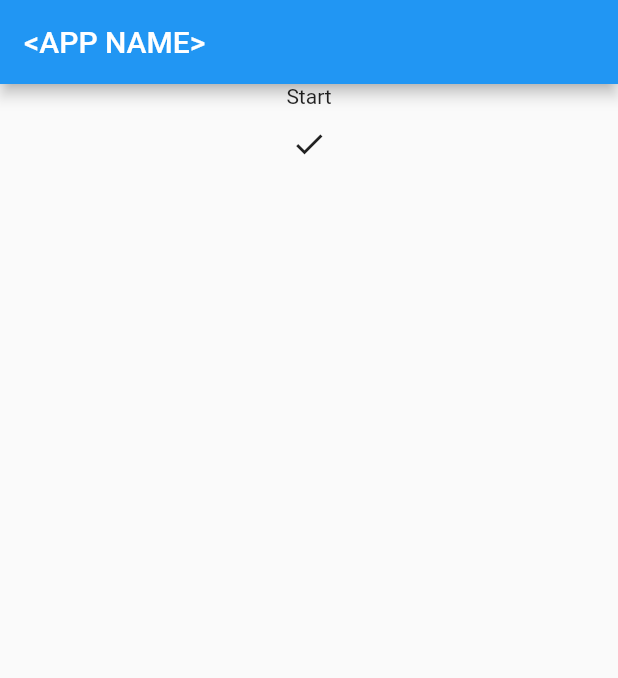
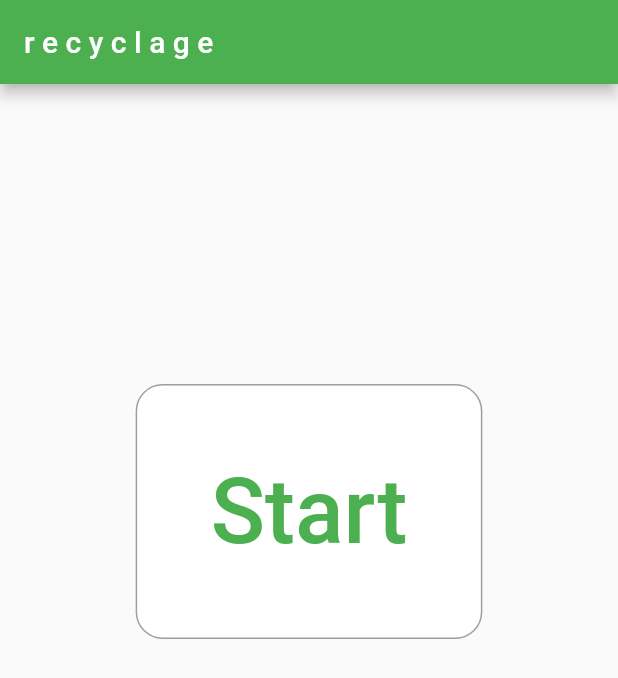
Before and after one commit to linaism/mchacks2020, a Flutter app: the screen it shows after launch, on a phone screen of 412 x 824 dp. Shown: the top 678 px of the screen. Run offline on Flutter 3.47's test engine with Material 2 defaults, Android fonts, the light colour scheme and no system bars.

Commit message:
button, color

```diff
--- a/lib/main.dart
+++ b/lib/main.dart
@@ -5,8 +5,17 @@ void main() => runApp(MyApp());
 class MyApp extends StatelessWidget {
   @override
   Widget build(BuildContext ctxt) {
+
     return new MaterialApp(
       home: new HomeScreen(),
+      theme: ThemeData(
+        primaryColor: Colors.green,
+        //brightness: Brightness.light,
+        //backgroundColor: Colors.white,
+        //fontFamily: 'Roboto Slab',
+
+        //accentColor: Color(#10000),
+      ),
     );
   }
 }
@@ -16,13 +25,35 @@ class HomeScreen extends StatelessWidget {
   Widget build (BuildContext ctxt) {
     return new Scaffold(
       appBar: new AppBar(
-        title: new Text("<APP NAME>")
+        title: new Text("r e c y c l a g e")
       ),
       body: Center(
           child: Column(
             children: <Widget>[
-              Text("Start"),
-              IconButton(
+              SizedBox(height: 200),
+              FlatButton(
+                onPressed: () {
+                    Navigator.push(
+                        ctxt,
+                        new MaterialPageRoute(builder: (ctxt) => new SoiledScreen()),
+                    );
+                  },
+                shape: RoundedRectangleBorder(
+                 borderRadius: new BorderRadius.circular(18.0),
+                 side: BorderSide(color: Colors.grey)
+                 ),
+                color: Colors.white,
+                padding: EdgeInsets.all(50.0),
+
+                child: Text("Start", style:
+                    new TextStyle(
+                      fontSize: 60.0,
+                      color: Colors.green,
+                    ),
+                  ),
+                ),
+              SizedBox(height: 30),
+              /*IconButton(
                 icon: Icon(Icons.check),
                 tooltip: 'Start',
                 onPressed: () {
@@ -31,7 +62,7 @@ class HomeScreen extends StatelessWidget {
                         new MaterialPageRoute(builder: (ctxt) => new SoiledScreen()),
                     );
                 },
-              )
+              )*/
             ]
           )
         )
@@ -44,7 +75,7 @@ class SoiledScreen extends StatelessWidget {
   Widget build (BuildContext ctxt) {
     return new Scaffold(
       appBar: new AppBar(
-        title: new Text("<APP NAME>"),
+        title: new Text("r e c y c l a g e"),
       ),
       body: Center(
           child: Column(
@@ -82,7 +113,7 @@ class MaterialScreen extends StatelessWidget {
   Widget build (BuildContext ctxt) {
     return new Scaffold(
       appBar: new AppBar(
-        title: new Text("<APP NAME>"),
+        title: new Text("r e c y c l a g e"),
       ),
       body: Center(
           child: Column(
@@ -214,7 +245,7 @@ class PlasticScreen extends StatelessWidget {
   Widget build (BuildContext ctxt) {
     return new Scaffold(
       appBar: new AppBar(
-        title: new Text("<APP NAME>"),
+        title: new Text("r e c y c l a g e"),
       ),
       body: Center(
         child: Column(
@@ -264,7 +295,7 @@ class SoftPlasticScreen extends StatelessWidget {
   Widget build (BuildContext ctxt) {
     return new Scaffold(
       appBar: new AppBar(
-        title: new Text("<APP NAME>"),
+        title: new Text("r e c y c l a g e"),
       ),
       body: Center(
         child: Column(
@@ -314,7 +345,7 @@ class ClingScreen extends StatelessWidget {
   Widget build (BuildContext ctxt) {
     return new Scaffold(
       appBar: new AppBar(
-        title: new Text("<APP NAME>"),
+        title: new Text("r e c y c l a g e"),
       ),
       body: Center(
         child: Column(
@@ -364,7 +395,7 @@ class HardPlasticScreen extends StatelessWidget {
   Widget build (BuildContext ctxt) {
     return new Scaffold(
       appBar: new AppBar(
-        title: new Text("<APP NAME>"),
+        title: new Text("r e c y c l a g e"),
       ),
       body: Center(
         child: Column(
@@ -430,7 +461,7 @@ class HardPlasticPastScreen extends StatelessWidget {
   Widget build (BuildContext ctxt) {
     return new Scaffold(
       appBar: new AppBar(
-        title: new Text("<APP NAME>"),
+        title: new Text("r e c y c l a g e"),
       ),
       body: Center(
         child: Column(
@@ -483,7 +514,7 @@ class GlassScreen extends StatelessWidget {
   Widget build (BuildContext ctxt) {
     return new Scaffold(
       appBar: new AppBar(
-        title: new Text("<APP NAME>"),
+        title: new Text("r e c y c l a g e"),
       ),
       body: Center(
         child: Column(
@@ -533,7 +564,7 @@ class FlatGlassScreen extends StatelessWidget {
   Widget build (BuildContext ctxt) {
     return new Scaffold(
       appBar: new AppBar(
-        title: new Text("<APP NAME>"),
+        title: new Text("r e c y c l a g e"),
       ),
       body: Center(
         child: Column(
@@ -583,7 +614,7 @@ class LightBulbScreen extends StatelessWidget {
   Widget build (BuildContext ctxt) {
     return new Scaffold(
       appBar: new AppBar(
-        title: new Text("<APP NAME>"),
+        title: new Text("r e c y c l a g e"),
       ),
       body: Center(
         child: Column(
@@ -633,7 +664,7 @@ class UnrecyclableLightBulbScreen extends StatelessWidget {
   Widget build (BuildContext ctxt) {
     return new Scaffold(
       appBar: new AppBar(
-        title: new Text("<APP NAME>"),
+        title: new Text("r e c y c l a g e"),
       ),
       body: new Text("""Lightbulbs can't be recycled with other commonly recyclable items.
       Some of your local furniture stores may offer a lightbulb recycling service.
@@ -647,7 +678,7 @@ class PyrexScreen extends StatelessWidget {
   Widget build (BuildContext ctxt) {
     return new Scaffold(
       appBar: new AppBar(
-        title: new Text("<APP NAME>"),
+        title: new Text("r e c y c l a g e"),
       ),
       body: Center(
         child: Column(
@@ -699,7 +730,7 @@ class CardboardScreen extends StatelessWidget {
   Widget build (BuildContext ctxt) {
     return new Scaffold(
       appBar: new AppBar(
-        title: new Text("<APP NAME>"),
+        title: new Text("r e c y c l a g e"),
       ),
       body: Center(
         child: Column(
@@ -749,7 +780,7 @@ class FlatCardboardScreen extends StatelessWidget {
   Widget build (BuildContext ctxt) {
     return new Scaffold(
       appBar: new AppBar(
-        title: new Text("<APP NAME>"),
+        title: new Text("r e c y c l a g e"),
       ),
       body: Center(
         child: Column(
@@ -799,7 +830,7 @@ class FoldedCardboardScreen extends StatelessWidget {
   Widget build (BuildContext ctxt) {
     return new Scaffold(
       appBar: new AppBar(
-        title: new Text("<APP NAME>"),
+        title: new Text("r e c y c l a g e"),
       ),
       body: Center(
         child: Column(
@@ -850,7 +881,7 @@ class CardboardWithResidueScreen extends StatelessWidget {
   Widget build (BuildContext ctxt) {
     return new Scaffold(
       appBar: new AppBar(
-        title: new Text("<APP NAME>"),
+        title: new Text("r e c y c l a g e"),
       ),
       body: new Text("Remove the tape, stickers, or glue residue\n(or cut out relevant pieces of cardboard)\nand then the cardboard can be recycled!"),
     );
@@ -864,7 +895,7 @@ class PaperScreen extends StatelessWidget {
   Widget build (BuildContext ctxt) {
     return new Scaffold(
       appBar: new AppBar(
-        title: new Text("<APP NAME>"),
+        title: new Text("r e c y c l a g e"),
       ),
       body: Center(
         child: Column(
@@ -914,7 +945,7 @@ class PaperStickerScreen extends StatelessWidget {
   Widget build (BuildContext ctxt) {
     return new Scaffold(
       appBar: new AppBar(
-        title: new Text("<APP NAME>"),
+        title: new Text("r e c y c l a g e"),
       ),
       body: Center(
         child: Column(
@@ -964,7 +995,7 @@ class EnvelopeTypeScreen extends StatelessWidget {
   Widget build (BuildContext ctxt) {
     return new Scaffold(
       appBar: new AppBar(
-        title: new Text("<APP NAME>"),
+        title: new Text("r e c y c l a g e"),
       ),
       body: Center(
         child: Column(
@@ -1014,7 +1045,7 @@ class EnvelopeScreen extends StatelessWidget {
   Widget build (BuildContext ctxt) {
     return new Scaffold(
       appBar: new AppBar(
-        title: new Text("<APP NAME>"),
+        title: new Text("r e c y c l a g e"),
       ),
       body: Center(
         child: Column(
@@ -1064,7 +1095,7 @@ class FoilWrappingCoatingPaperScreen extends StatelessWidget {
   Widget build (BuildContext ctxt) {
     return new Scaffold(
       appBar: new AppBar(
-        title: new Text("<APP NAME>"),
+        title: new Text("r e c y c l a g e"),
       ),
       body: Center(
         child: Column(
@@ -1116,7 +1147,7 @@ class MetalScreen extends StatelessWidget {
   Widget build (BuildContext ctxt) {
     return new Scaffold(
       appBar: new AppBar(
-        title: new Text("<APP NAME>"),
+        title: new Text("r e c y c l a g e"),
       ),
       body: Center(
         child: Column(
@@ -1166,7 +1197,7 @@ class ElectronicBatteryScreen extends StatelessWidget {
   Widget build (BuildContext ctxt) {
     return new Scaffold(
       appBar: new AppBar(
-        title: new Text("<APP NAME>"),
+        title: new Text("r e c y c l a g e"),
       ),
       body: Column(
         children: <Widget>[
@@ -1186,7 +1217,7 @@ class NonElectronicScreen extends StatelessWidget {
   Widget build (BuildContext ctxt) {
     return new Scaffold(
       appBar: new AppBar(
-        title: new Text("<APP NAME>"),
+        title: new Text("r e c y c l a g e"),
       ),
       body: Center(
         child: Column(
@@ -1236,7 +1267,7 @@ class MoreMetalScreen extends StatelessWidget {
   Widget build (BuildContext ctxt) {
     return new Scaffold(
       appBar: new AppBar(
-        title: new Text("<APP NAME>"),
+        title: new Text("r e c y c l a g e"),
       ),
       body: Center(
         child: Column(
@@ -1286,7 +1317,7 @@ class PotsPansScreen extends StatelessWidget {
   Widget build (BuildContext ctxt) {
     return new Scaffold(
       appBar: new AppBar(
-        title: new Text("<APP NAME>"),
+        title: new Text("r e c y c l a g e"),
       ),
       body: Center(
         child: Column(
@@ -1338,7 +1369,7 @@ class MixedScreen extends StatelessWidget {
   Widget build (BuildContext ctxt) {
     return new Scaffold(
       appBar: new AppBar(
-        title: new Text("<APP NAME>"),
+        title: new Text("r e c y c l a g e"),
       ),
       body: Column(
         children: <Widget>[
@@ -1362,7 +1393,7 @@ class UnrecyclableScreen extends StatelessWidget {
   Widget build (BuildContext ctxt) {
     return new Scaffold(
       appBar: new AppBar(
-        title: new Text("<APP NAME>"),
+        title: new Text("r e c y c l a g e"),
       ),
       body: Column(
         children: <Widget>[
@@ -1394,7 +1425,7 @@ class RecyclableScreen extends StatelessWidget {
   Widget build (BuildContext ctxt) {
     return new Scaffold(
       appBar: new AppBar(
-        title: new Text("<APP NAME>"),
+        title: new Text("r e c y c l a g e"),
       ),
       body: Column(
         children: <Widget>[
```
Also changed, not shown: pubspec.yaml (+15 -3 lines), 1 other file.
